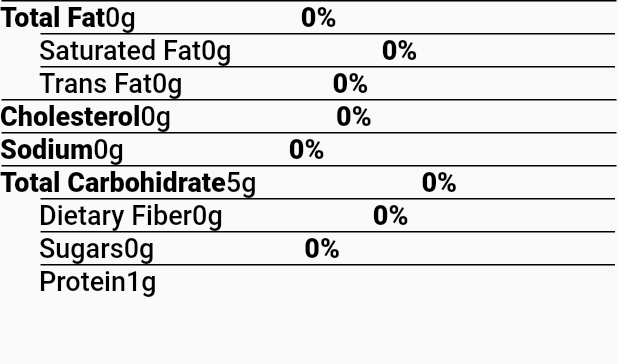
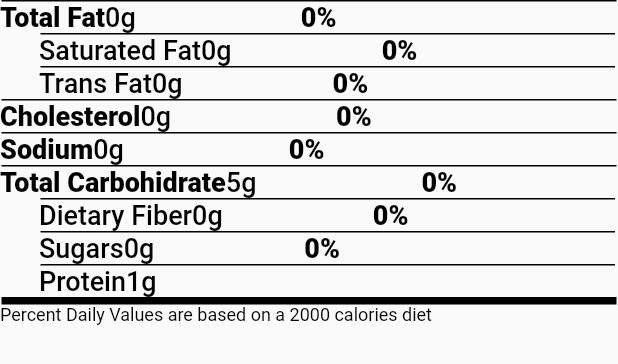
Before and after one commit to doctorcorral/nutrition_facts, a Flutter app: what nutrientValues() shows on an empty page, opened directly, on a phone screen of 412 x 824 dp. Shown: the top 364 px of the screen. Run offline on Flutter 3.47's test engine with Material 2 defaults, Android fonts, the phone set to English and light mode, and no system bars.

Commit message:
add footerCalories Widget

```diff
--- a/lib/main.dart
+++ b/lib/main.dart
@@ -53,6 +53,24 @@ Widget nutrientValues() {
         nutrientSubLine(nutrientName: "Dietary Fiber", qty: 0, ptg: 0),
         nutrientSubLine(nutrientName: "Sugars", qty: 0, ptg: 0),
         nutrientSubLine(nutrientName: "Protein", qty: 1, ptg: null),
+        footerCalories(),
+      ]);
+}
+
+Widget footerCalories({caloriesNum: 2000}) {
+  return Column(
+      crossAxisAlignment: CrossAxisAlignment.start,
+      children: <Widget>[
+        Container(
+          margin: EdgeInsetsDirectional.only(start: 1.0, end: 1.0),
+          height: 5.0,
+          color: Colors.black,
+        ),
+        Text(
+          "Percent Daily Values are based on a ${caloriesNum} calories diet",
+          style: TextStyle(
+              fontSize: 12.0, color: Colors.black, fontWeight: FontWeight.w400),
+        )
       ]);
 }
 
```
